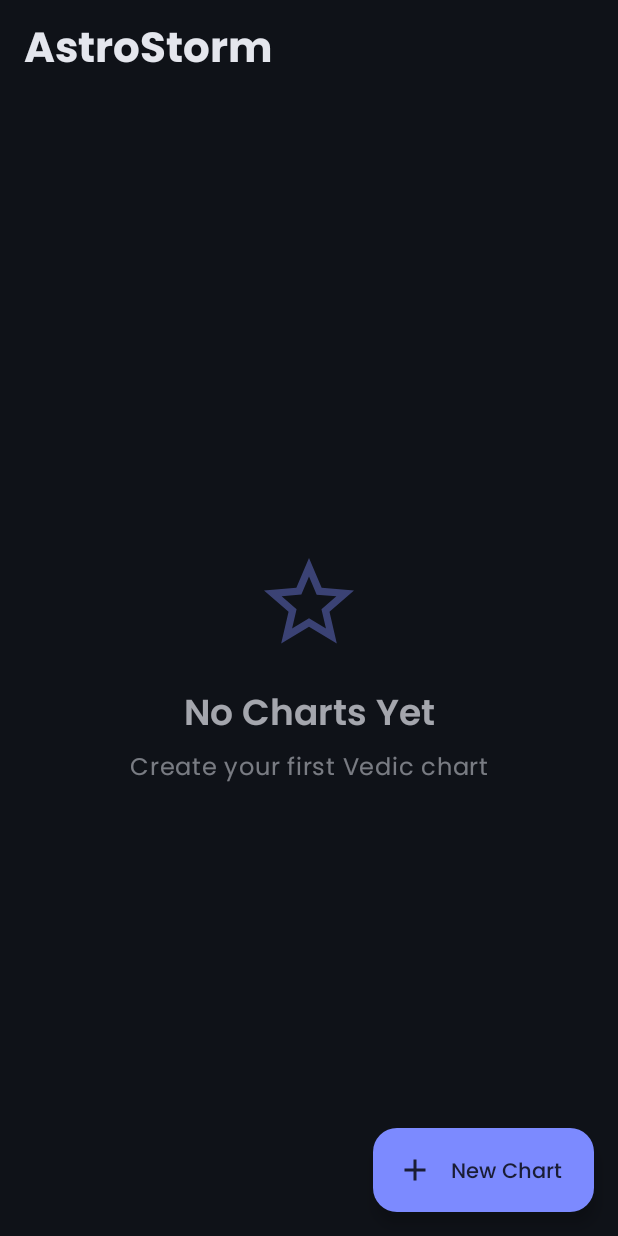
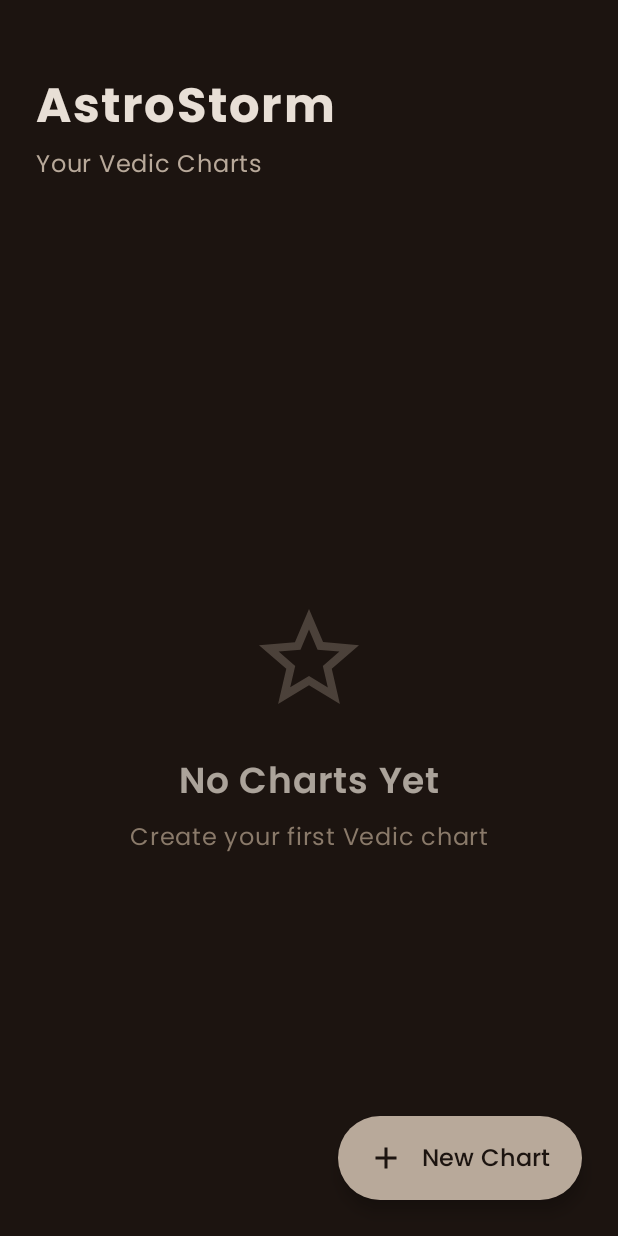
Before and after one commit to nikit-hamal/Astro, an Android app built with Jetpack Compose: the screen it shows after launch (MainActivity), on a phone screen of 412 x 824 dp. Run offline under Robolectric (Android 15) with nearby library versions, the phone set to English and light mode, and no system bars; our stand-ins replace Room's generated code; 2 statements that could not run were skipped.

Commit message:
Fix navigation bugs and apply consistent dark brown theme across app
Bug Fixes:
- Fix auto-close issue when navigating to new chart input screen
  by resetting ViewModel state on screen entry
- Fix chart duplication by tracking if calculation was initiated
  in current session before triggering save/navigate
- Changed title to "AstroStorm Chart" on input screen

UI/UX Improvements:
- Applied consistent dark brown color palette across all screens:
  - ScreenBackground: #1C1410 (deep brown)
  - CardBackground: #2A201A (warm brown)
  - AccentColor: #B8A99A (beige accent)
  - TextPrimary: #E8DFD6 (warm white)
  - TextSecondary/Muted: warm gray tones
- HomeScreen: New modern layout with bold title, subtitle, and
  refined chart list cards
- ChartDetailScreen: Consistent styling with expandable sections,
  panchanga items, and action buttons
- Removed Scaffold usage for cleaner full-screen designs

🤖 Generated with [Claude Code](https://claude.com/claude-code)

Co-Authored-By: Claude <noreply@anthropic.com>

```diff
--- a/app/src/main/java/com/astro/storm/ui/screen/HomeScreen.kt
+++ b/app/src/main/java/com/astro/storm/ui/screen/HomeScreen.kt
@@ -1,5 +1,6 @@
 package com.astro.storm.ui.screen
 
+import androidx.compose.foundation.background
 import androidx.compose.foundation.clickable
 import androidx.compose.foundation.layout.*
 import androidx.compose.foundation.lazy.LazyColumn
@@ -13,12 +14,26 @@ import androidx.compose.material3.*
 import androidx.compose.runtime.*
 import androidx.compose.ui.Alignment
 import androidx.compose.ui.Modifier
+import androidx.compose.ui.graphics.Color
 import androidx.compose.ui.text.font.FontWeight
 import androidx.compose.ui.unit.dp
+import androidx.compose.ui.unit.sp
 import com.astro.storm.data.repository.SavedChart
 import com.astro.storm.ui.viewmodel.ChartViewModel
 import java.time.LocalDateTime
 import java.time.format.DateTimeFormatter
+
+// Dark brown theme colors matching the app
+private val ScreenBackground = Color(0xFF1C1410)
+private val CardBackground = Color(0xFF2A201A)
+private val AccentColor = Color(0xFFB8A99A)
+private val TextPrimary = Color(0xFFE8DFD6)
+private val TextSecondary = Color(0xFFB8A99A)
+private val TextMuted = Color(0xFF8A7A6A)
+private val BorderColor = Color(0xFF4A3F38)
+private val ButtonBackground = Color(0xFFB8A99A)
+private val ButtonText = Color(0xFF1C1410)
+private val ErrorColor = Color(0xFFCF6679)
 
 @OptIn(ExperimentalMaterial3Api::class)
 @Composable
@@ -29,57 +44,46 @@ fun HomeScreen(
 ) {
     val savedCharts by viewModel.savedCharts.collectAsState()
 
-    Scaffold(
-        topBar = {
-            TopAppBar(
-                title = {
+    Box(
+        modifier = Modifier
+            .fillMaxSize()
+            .background(ScreenBackground)
+    ) {
+        Column(
+            modifier = Modifier
+                .fillMaxSize()
+                .padding(horizontal = 24.dp)
+                .padding(top = 48.dp)
+        ) {
+            // Header
             Text(
-                        "AstroStorm",
-                        style = MaterialTheme.typography.headlineMedium,
-                        fontWeight = FontWeight.Bold
+                text = "AstroStorm",
+                fontSize = 32.sp,
+                fontWeight = FontWeight.Bold,
+                color = TextPrimary,
+                letterSpacing = 1.sp
             )
-                },
-                colors = TopAppBarDefaults.topAppBarColors(
-                    containerColor = MaterialTheme.colorScheme.background,
-                    titleContentColor = MaterialTheme.colorScheme.onBackground
+
+            Text(
+                text = "Your Vedic Charts",
+                fontSize = 16.sp,
+                color = TextSecondary,
+                modifier = Modifier.padding(top = 4.dp, bottom = 24.dp)
             )
-            )
-        },
-        floatingActionButton = {
-            ExtendedFloatingActionButton(
-                onClick = onCreateNewChart,
-                icon = {
-                    Icon(
-                        Icons.Default.Add,
-                        contentDescription = "Create Chart"
-                    )
-                },
-                text = {
-                    Text(
-                        "New Chart",
-                        style = MaterialTheme.typography.labelLarge
-                    )
-                },
-                containerColor = MaterialTheme.colorScheme.primary,
-                contentColor = MaterialTheme.colorScheme.onPrimary,
-                shape = RoundedCornerShape(16.dp)
-            )
-        },
-        containerColor = MaterialTheme.colorScheme.background
-    ) { paddingValues ->
+
             if (savedCharts.isEmpty()) {
                 EmptyState(
                     modifier = Modifier
                         .fillMaxSize()
-                    .padding(paddingValues)
+                        .weight(1f)
                 )
             } else {
                 LazyColumn(
                     modifier = Modifier
                         .fillMaxSize()
-                    .padding(paddingValues),
-                contentPadding = PaddingValues(horizontal = 16.dp, vertical = 12.dp),
-                verticalArrangement = Arrangement.spacedBy(10.dp)
+                        .weight(1f),
+                    verticalArrangement = Arrangement.spacedBy(12.dp),
+                    contentPadding = PaddingValues(bottom = 100.dp)
                 ) {
                     items(savedCharts, key = { it.id }) { chart ->
                         ChartListItem(
@@ -89,6 +93,30 @@ fun HomeScreen(
                         )
                     }
                 }
+            }
+        }
+
+        // Floating Action Button
+        ExtendedFloatingActionButton(
+            onClick = onCreateNewChart,
+            modifier = Modifier
+                .align(Alignment.BottomEnd)
+                .padding(24.dp),
+            shape = RoundedCornerShape(28.dp),
+            containerColor = ButtonBackground,
+            contentColor = ButtonText
+        ) {
+            Icon(
+                Icons.Default.Add,
+                contentDescription = "Create Chart",
+                modifier = Modifier.size(24.dp)
+            )
+            Spacer(modifier = Modifier.width(12.dp))
+            Text(
+                "New Chart",
+                fontSize = 16.sp,
+                fontWeight = FontWeight.Medium
+            )
         }
     }
 }
@@ -103,20 +131,21 @@ private fun EmptyState(modifier: Modifier = Modifier) {
         Icon(
             imageVector = Icons.Outlined.StarOutline,
             contentDescription = null,
-            modifier = Modifier.size(72.dp),
-            tint = MaterialTheme.colorScheme.primary.copy(alpha = 0.4f)
+            modifier = Modifier.size(80.dp),
+            tint = AccentColor.copy(alpha = 0.3f)
         )
-        Spacer(modifier = Modifier.height(20.dp))
+        Spacer(modifier = Modifier.height(24.dp))
         Text(
             text = "No Charts Yet",
-            style = MaterialTheme.typography.headlineSmall,
-            color = MaterialTheme.colorScheme.onBackground.copy(alpha = 0.7f)
+            fontSize = 24.sp,
+            fontWeight = FontWeight.SemiBold,
+            color = TextPrimary.copy(alpha = 0.7f)
         )
         Spacer(modifier = Modifier.height(8.dp))
         Text(
             text = "Create your first Vedic chart",
-            style = MaterialTheme.typography.bodyLarge,
-            color = MaterialTheme.colorScheme.onBackground.copy(alpha = 0.5f)
+            fontSize = 16.sp,
+            color = TextMuted
         )
     }
 }
@@ -127,15 +156,12 @@ private fun ChartListItem(
     onClick: () -> Unit,
     onDelete: () -> Unit
 ) {
-    Card(
+    Surface(
         modifier = Modifier
             .fillMaxWidth()
             .clickable(onClick = onClick),
         shape = RoundedCornerShape(16.dp),
-        colors = CardDefaults.cardColors(
-            containerColor = MaterialTheme.colorScheme.surface
-        ),
-        elevation = CardDefaults.cardElevation(defaultElevation = 0.dp)
+        color = CardBackground
     ) {
         Row(
             modifier = Modifier
@@ -147,28 +173,28 @@ private fun ChartListItem(
             Column(modifier = Modifier.weight(1f)) {
                 Text(
                     text = chart.name,
-                    style = MaterialTheme.typography.titleMedium,
+                    fontSize = 18.sp,
                     fontWeight = FontWeight.SemiBold,
-                    color = MaterialTheme.colorScheme.onSurface
+                    color = TextPrimary
                 )
                 Spacer(modifier = Modifier.height(4.dp))
                 Text(
                     text = formatDateTime(chart.dateTime),
-                    style = MaterialTheme.typography.bodyMedium,
-                    color = MaterialTheme.colorScheme.primary
+                    fontSize = 14.sp,
+                    color = AccentColor
                 )
                 Spacer(modifier = Modifier.height(2.dp))
                 Text(
                     text = chart.location,
-                    style = MaterialTheme.typography.bodySmall,
-                    color = MaterialTheme.colorScheme.onSurfaceVariant
+                    fontSize = 13.sp,
+                    color = TextMuted
                 )
             }
 
             IconButton(
                 onClick = onDelete,
                 colors = IconButtonDefaults.iconButtonColors(
-                    contentColor = MaterialTheme.colorScheme.error.copy(alpha = 0.7f)
+                    contentColor = ErrorColor.copy(alpha = 0.7f)
                 )
             ) {
                 Icon(
```
Also changed, not shown: app/src/main/java/com/astro/storm/ui/screen/ChartDetailScreen.kt (+130 -118 lines), app/src/main/java/com/astro/storm/ui/screen/ChartInputScreen.kt (+19 -4 lines). Lines whose indentation alone changed are shown as unchanged.
